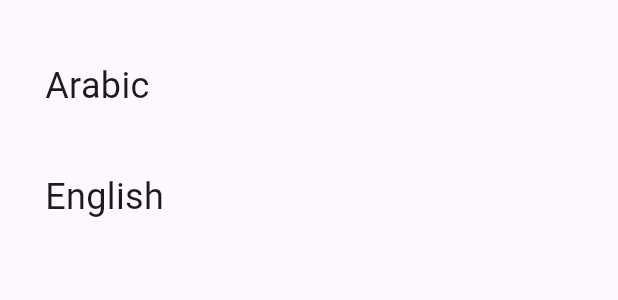
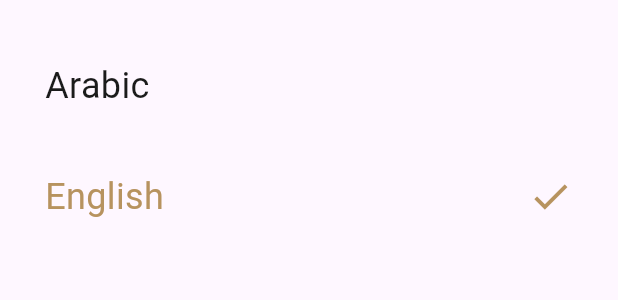
Before and after one commit to mohamedgalalelhamrawy/islami_app, a Flutter app: the BottomSheetLanguage widget shown alone on an empty page, opened directly, on a phone screen of 412 x 824 dp. Shown: the top 300 px of the screen. Run offline on Flutter 3.47's test engine with Material 3 defaults, Android fonts, the phone set to English and light mode, and no system bars; generated files the repository leaves out were written again.

Commit message:
add provider and Allows the user to change the language

```diff
--- /dev/null
+++ b/lib/providers/app_config_provider.dart
@@ -0,0 +1,17 @@
+
+
+    import 'package:flutter/material.dart';
+
+class AppConfigProvider extends ChangeNotifier{
+
+  String appLanguge = "en" ;
+
+  void changeLanguage(String userLanguage){
+      if(appLanguge == userLanguage){
+        return ;
+      }
+      appLanguge = userLanguage;
+      notifyListeners();
+  }
+
+}
--- a/lib/screens/home/widgets/bottom_sheet_language.dart
+++ b/lib/screens/home/widgets/bottom_sheet_language.dart
@@ -1,24 +1,63 @@
-
 import 'package:flutter/material.dart';
 import 'package:flutter_gen/gen_l10n/app_localizations.dart';
+import 'package:islami_app/providers/app_config_provider.dart';
+import 'package:islami_app/utils/app_colors.dart';
 import 'package:islami_app/utils/app_styles.dart';
+import 'package:provider/provider.dart';
+
 class BottomSheetLanguage extends StatelessWidget {
   const BottomSheetLanguage({super.key});
 
   @override
   Widget build(BuildContext context) {
+   var provider = Provider.of<AppConfigProvider>(context);
     return Container(
       width: double.infinity,
       padding: EdgeInsets.symmetric(horizontal: 30),
       child: Column(
         crossAxisAlignment: CrossAxisAlignment.start,
         children: [
-          SizedBox(height: 40,),
-          Text(AppLocalizations.of(context)!.arabic,style: AppStyles.titles,),
-          SizedBox(height: 40,),
-          Text(AppLocalizations.of(context)!.english,style: AppStyles.titles,)
+         const  SizedBox(
+            height: 40,
+          ),
+          InkWell(onTap: () {
+            provider.changeLanguage("ar");
+          }, child: provider.appLanguge == "ar" ? selectedItemWidget(context, AppLocalizations.of(context)!.arabic)
+          :unSelectedItemWidget(context, AppLocalizations.of(context)!.arabic)
+          ),
+         const  SizedBox(
+            height: 40,
+          ),
+          InkWell(onTap: () {
+            provider.changeLanguage("en");
+          }, child: provider.appLanguge == "en" ? selectedItemWidget(context, AppLocalizations.of(context)!.english)
+          :unSelectedItemWidget(context, AppLocalizations.of(context)!.english))
         ],
       ),
     );
   }
+
+  Widget unSelectedItemWidget(BuildContext context,String text) {
+    return Text(
+      text ,
+      style: AppStyles.titles,
+    );
   }
+
+  Widget selectedItemWidget(BuildContext context,String text) {
+    return Row(
+      mainAxisAlignment: MainAxisAlignment.spaceBetween,
+      children: [
+        Text(
+          text,
+          style: AppStyles.titles.copyWith(color: AppColors.primary),
+        ),
+        Icon(
+          Icons.check,
+          size: 30,
+          color: AppColors.primary,
+        )
+      ],
+    );
+  }
+}
--- a/pubspec.yaml
+++ b/pubspec.yaml
@@ -38,6 +38,7 @@ dependencies:
   intl: any
   flutter_localizations:
     sdk: flutter
+  provider: ^6.1.2
 
 dev_dependencies:
   flutter_test:
```
Also changed, not shown: lib/main.dart (+7 -2 lines), pubspec.lock. Lines whose indentation alone changed are shown as unchanged.
